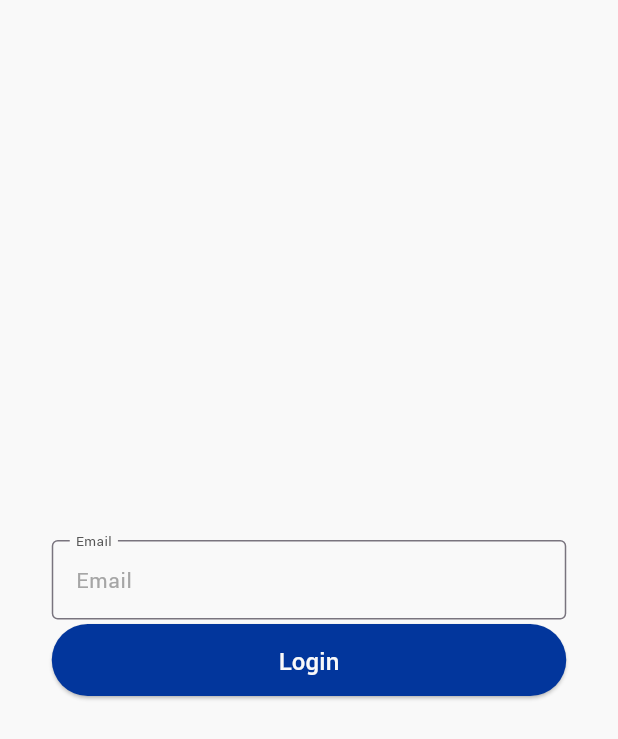
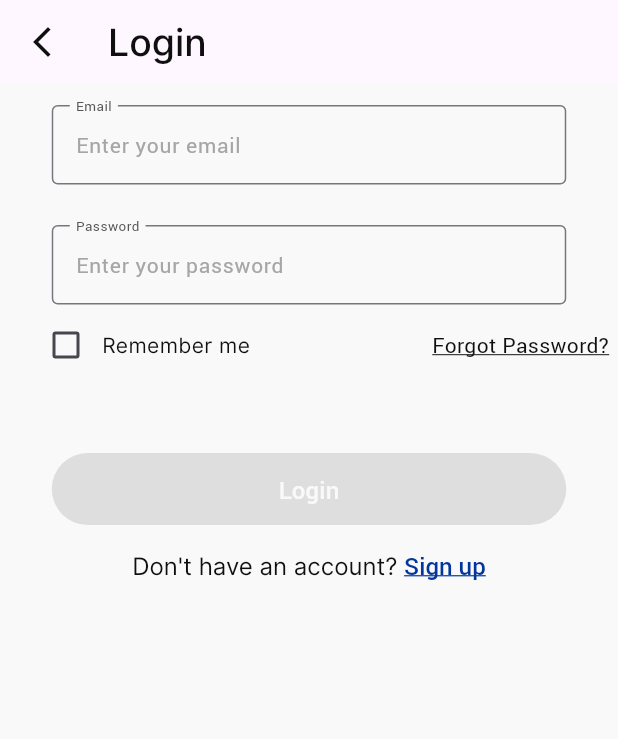
Before and after one commit to KhaledAhmed31/exam_app, a Flutter app: the screen it shows after launch, on a phone screen of 412 x 824 dp. Shown: the top 739 px of the screen. Run offline on Flutter 3.47's test engine with Material 3 defaults, Android fonts, the phone set to English and light mode, and no system bars; our stand-ins replace dio, flutter_bloc, get_it, injectable.

Commit message:
feat: Add AuthViewModel with login validation logic modify in core files(custom text form field,button,colors) add dialog utils

```diff
--- a/lib/core/routes/route_manager.dart
+++ b/lib/core/routes/route_manager.dart
@@ -1,4 +1,5 @@
 import 'package:exam_app/core/routes/route_path.dart';
+import 'package:exam_app/features/auth/login/presentation/views/screens/login_screen.dart';
 import 'package:flutter/material.dart';
 
 class RouteManager {
@@ -7,7 +8,7 @@ class RouteManager {
       case RoutePath.home:
         return MaterialPageRoute(builder: (_) => Container(),settings: settings);
       case RoutePath.login:
-        return MaterialPageRoute(builder: (_) => Container(),settings: settings);
+        return MaterialPageRoute(builder: (_) => LoginScreen(),settings: settings);
       case RoutePath.signup:
         return MaterialPageRoute(builder: (_) => Container(),settings: settings);
       default:
--- /dev/null
+++ b/lib/core/shared/presentation/ui_]strings/ui_strings.dart
@@ -0,0 +1,12 @@
+class UiStrings {
+  static const String examApp = 'Exam App';
+  static const String login = 'Login';
+  static const String emailLabel = 'Email';
+  static const String emailHintText = 'Enter your email';
+  static const String passwordLabel = 'Password';
+  static const String passwordHintText = 'Enter your password';
+  static const String rememberMe = 'Remember me';
+  static const String forgetPassword = 'Forgot Password?';
+  static const String doNotHaveAccount = "Don't have an account? ";
+  static const String signUp = 'Sign up';
+}
--- a/lib/core/shared/presentation/widgets/app_button.dart
+++ b/lib/core/shared/presentation/widgets/app_button.dart
@@ -4,8 +4,14 @@ import 'package:exam_app/core/ui_manager/fonts/font_style_manager.dart';
 import 'package:flutter/material.dart';
 
 class AppButton extends StatelessWidget {
-  const AppButton({super.key, required this.title, this.onPressed});
+  AppButton({
+    super.key,
+    required this.title,
+    this.onPressed,
+    this.isDisabled = false,
+  });
   final String title;
+  bool isDisabled;
   final void Function()? onPressed;
   @override
   Widget build(BuildContext context) {
@@ -14,8 +20,13 @@ class AppButton extends StatelessWidget {
       child: SizedBox(
         width: double.infinity,
         child: ElevatedButton(
-          style: ElevatedButton.styleFrom(backgroundColor: AppColors.blueBase,overlayColor: AppColors.white),
-          onPressed: onPressed,
+          style: ElevatedButton.styleFrom(
+            backgroundColor: isDisabled
+                ? Colors.transparent
+                : AppColors.blueBase,
+            overlayColor: AppColors.white,
+          ),
+          onPressed: isDisabled ? null : onPressed,
           child: Text(
             title,
             style: FontStyleManager.robotoMedium(
--- a/lib/core/shared/presentation/widgets/custom_text_feild.dart
+++ b/lib/core/shared/presentation/widgets/custom_text_feild.dart
@@ -6,17 +6,24 @@ class CustomTextField extends StatefulWidget {
     super.key,
     this.obscureText = false,
     required this.label,
+    required this.hintText,
     this.textFieldController,
     this.focusNode,
     this.keyboardType,
     this.width,
+    this.validator,
+    this.onChanged,
   });
   final bool obscureText;
   final String label;
+  final String hintText;
   final TextEditingController? textFieldController;
   final FocusNode? focusNode;
   final TextInputType? keyboardType;
   final double? width;
+  final String? Function(String?)? validator;
+  final void Function(String?)? onChanged;
+
   @override
   State<CustomTextField> createState() => _CustomTextFieldState();
 }
@@ -29,9 +36,12 @@ class _CustomTextFieldState extends State<CustomTextField> {
     textTheme = Theme.of(context).textTheme;
     return SizedBox(
       width: widget.width,
-      child: TextField(
+      child: TextFormField(
+        validator: widget.validator,
+        onChanged: widget.onChanged,
         style: textTheme.bodyLarge!.copyWith(color: AppColors.blackBase),
         obscureText: widget.obscureText,
+        autovalidateMode: AutovalidateMode.onUserInteraction,
         controller: widget.textFieldController,
         focusNode: widget.focusNode,
         keyboardType: widget.keyboardType,
@@ -44,7 +54,7 @@ class _CustomTextFieldState extends State<CustomTextField> {
           FocusScope.of(context).unfocus();
         },
         decoration: InputDecoration(
-          hint: Text(widget.label, style: textTheme.bodyLarge),
+          hint: Text(widget.hintText, style: textTheme.bodyLarge),
           labelText: widget.label,
           constraints: BoxConstraints(minHeight: 56, maxWidth: 343),
           floatingLabelBehavior: FloatingLabelBehavior.always,
--- a/lib/core/ui_manager/colors/app_colors.dart
+++ b/lib/core/ui_manager/colors/app_colors.dart
@@ -11,6 +11,7 @@ class AppColors {
   static const Color darkBlue = Color(0xFF2C3A59);
   static const Color darkGreen = Color(0xFF1E5128);
   static const Color placholder = Color(0xFFA6A6A6);
+  static const Color black = Color(0xFF0F0F0F);
 
   //Black Shades
   static const Color black10 = Color(0xFFCFCFCF);
--- /dev/null
+++ b/lib/features/auth/login/presentation/view_model/auth_states.dart
@@ -0,0 +1,23 @@
+abstract class AuthStates {}
+
+class LoginStates extends AuthStates {}
+
+class LoginInitialState extends LoginStates {}
+
+class ChangeRememberMeState extends LoginStates {}
+
+class EmailOnChanged extends LoginStates {}
+
+class PasswordOnChanged extends LoginStates {}
+
+class LoginLoadingState extends LoginStates {
+  String loadingMessage;
+  LoginLoadingState(this.loadingMessage);
+}
+
+class LoginSuccessState extends LoginStates {}
+
+class LoginErrorState extends LoginStates {
+  final String errorMessage;
+  LoginErrorState(this.errorMessage);
+}
--- /dev/null
+++ b/lib/features/auth/login/presentation/view_model/auth_view_model.dart
@@ -0,0 +1,37 @@
+import 'package:exam_app/core/config/validation/app_validation.dart';
+import 'package:exam_app/features/auth/login/presentation/view_model/auth_states.dart';
+import 'package:flutter/widgets.dart';
+import 'package:flutter_bloc/flutter_bloc.dart';
+import 'package:injectable/injectable.dart';
+
+@singleton
+class AuthViewModel extends Cubit<AuthStates> {
+  AuthViewModel() : super(LoginInitialState());
+  final formKey = GlobalKey<FormState>();
+  String email = '';
+  String password = '';
+  bool rememberMe = false;
+
+  void changeRememberMe(bool? value) {
+    rememberMe = value ?? false;
+    emit(ChangeRememberMeState());
+  }
+
+  void onEmailChange(String? email) {
+    if (Validators.notEmpty(email)) {
+      this.email = email!.trim();
+    }
+    emit(EmailOnChanged());
+  }
+
+  void onPasswordChange(String? password) {
+    if (password != null) this.password = password;
+    emit(PasswordOnChanged());
+  }
+
+  bool isLoginButtonDisabled() =>
+      !(Validators.emailValidator(email) == null &&
+          Validators.passwordValidator(password) == null);
+
+  void login() {}
+}
--- /dev/null
+++ b/lib/features/auth/login/presentation/views/screens/login_screen.dart
@@ -0,0 +1,177 @@
+import 'package:exam_app/core/config/di/di.dart';
+import 'package:exam_app/core/config/utils/dialog_utils.dart';
+import 'package:exam_app/core/config/validation/app_validation.dart';
+import 'package:exam_app/core/shared/presentation/ui_%5Dstrings/ui_strings.dart';
+import 'package:exam_app/core/shared/presentation/widgets/app_button.dart';
+import 'package:exam_app/core/shared/presentation/widgets/custom_text_feild.dart';
+import 'package:exam_app/core/ui_manager/colors/app_colors.dart';
+import 'package:exam_app/core/ui_manager/fonts/font_sizes_manager.dart';
+import 'package:exam_app/core/ui_manager/fonts/font_style_manager.dart';
+import 'package:exam_app/features/auth/login/presentation/view_model/auth_states.dart';
+import 'package:exam_app/features/auth/login/presentation/view_model/auth_view_model.dart';
+import 'package:flutter/material.dart';
+import 'package:flutter_bloc/flutter_bloc.dart';
+
+class LoginScreen extends StatelessWidget {
+  LoginScreen({super.key});
+  AuthViewModel viewModel = getIt<AuthViewModel>();
+
+  @override
+  Widget build(BuildContext context) {
+    return Scaffold(
+      appBar: AppBar(
+        leading: IconButton(
+          icon: const Icon(
+            Icons.arrow_back_ios_new_outlined,
+            color: AppColors.black,
+          ),
+          onPressed: () {},
+        ),
+        title: Text(
+          UiStrings.login,
+          style: FontStyleManager.interMedium(
+            color: AppColors.black,
+            fontSize: 25,
+          ),
+        ),
+      ),
+      body: SingleChildScrollView(
+        child: BlocProvider<AuthViewModel>(
+          create: (context) => viewModel,
+          child: Form(
+            key: viewModel.formKey,
+            child: Column(
+              children: [
+                SizedBox(height: 14),
+                CustomTextField(
+                  onChanged: viewModel.onEmailChange,
+                  validator: (val) => Validators.emailValidator(val),
+                  label: UiStrings.emailLabel,
+                  hintText: UiStrings.emailHintText,
+                  keyboardType: TextInputType.emailAddress,
+                ),
+                SizedBox(height: 24),
+                CustomTextField(
+                  onChanged: viewModel.onPasswordChange,
+                  validator: (val) => Validators.passwordValidator(val),
+                  label: UiStrings.passwordLabel,
+                  hintText: UiStrings.passwordHintText,
+                  keyboardType: TextInputType.visiblePassword,
+                  obscureText: true,
+                ),
+                Row(
+                  children: [
+                    SizedBox(width: 20),
+                    BlocBuilder<AuthViewModel, AuthStates>(
+                      builder: (BuildContext context, AuthStates state) {
+                        return Checkbox(
+                          checkColor: AppColors.white,
+                          fillColor: viewModel.rememberMe
+                              ? WidgetStateProperty.all(AppColors.gray)
+                              : WidgetStateProperty.all(Colors.transparent),
+                          value: viewModel.rememberMe,
+                          onChanged: (value) {
+                            viewModel.changeRememberMe(value);
+                          },
+                        );
+                      },
+                    ),
+                    Text(
+                      UiStrings.rememberMe,
+                      style: FontStyleManager.interRegular(
+                        color: AppColors.blackBase,
+                        fontSize: FontSizesManager.s14,
+                      ),
+                    ),
+                    Spacer(),
+                    Text.rich(
+                      TextSpan(
+                        text: UiStrings.forgetPassword,
+                        style: TextStyle(
+                          decoration: TextDecoration.underline,
+                          fontSize: FontSizesManager.s14,
+                          color: AppColors.blackBase,
+                        ),
+                      ),
+                    ),
+                    SizedBox(width: 6),
+                  ],
+                ),
+                SizedBox(height: 48),
+                BlocConsumer<AuthViewModel, AuthStates>(
+                  builder: (context, state) {
+                    return AppButton(
+                      isDisabled: viewModel.isLoginButtonDisabled(),
+                      title: UiStrings.login,
+                      onPressed: () {
+                        viewModel.login();
+                      },
+                    );
+                  },
+                  listener: (context, state) {
+                    if (state is LoginLoadingState) {
+                      DialogUtils.showLoading(
+                        context,
+                        state.loadingMessage,
+                        AppColors.white,
+                      );
+                    } else if (state is LoginSuccessState) {
+                      DialogUtils.hideLoading(context);
+                      // DialogUtils.showMessage(
+                      //     context,
+                      //     state.loginResponseEntity.user!.name ??
+                      //         "Login Successfully",
+                      //     titleMessage: 'Success',
+                      //     backgroundColor: MyTheme.mainColor,
+                      //     textColor: MyTheme.whiteColor,
+                      //     posActionName: 'OK',
+                      //     actionColor: MyTheme.whiteColor,
+                      //     posAction: () {
+                      //   Navigator.pushReplacementNamed(
+                      //       context, Routes.home);
+                      // });
+                    } else if (state is LoginErrorState) {
+                      DialogUtils.hideLoading(context);
+                      DialogUtils.showMessage(
+                        context,
+                        state.errorMessage,
+                        titleMessage: 'Error',
+                        backgroundColor: AppColors.blueBase,
+                        textColor: AppColors.white,
+                        negActionName: 'OK',
+                        actionColor: AppColors.white,
+                      );
+                    }
+                  },
+                ),
+                SizedBox(height: 16),
+                Center(
+                  child: RichText(
+                    text: TextSpan(
+                      text: UiStrings.doNotHaveAccount,
+                      style: FontStyleManager.interRegular(
+                        color: AppColors.blackBase,
+                        fontSize: FontSizesManager.s16,
+                      ),
+                      children: [
+                        TextSpan(
+                          text: UiStrings.signUp,
+                          style: const TextStyle(
+                            decoration: TextDecoration.underline,
+                            color: AppColors.blueBase,
+                            fontWeight: FontWeight.w500,
+                            fontSize: FontSizesManager.s16,
+                          ),
+                        ),
+                      ],
+                    ),
+                  ),
+                ),
+              ],
+            ),
+          ),
+        ),
+      ),
+    );
+  }
+}
--- a/lib/main.dart
+++ b/lib/main.dart
@@ -1,9 +1,12 @@
-import 'package:exam_app/core/shared/presentation/widgets/app_button.dart';
-import 'package:exam_app/core/shared/presentation/widgets/custom_text_feild.dart';
+import 'package:exam_app/core/config/di/di.dart';
+import 'package:exam_app/core/routes/route_manager.dart';
+import 'package:exam_app/core/routes/route_path.dart';
+import 'package:exam_app/core/shared/presentation/ui_%5Dstrings/ui_strings.dart';
 import 'package:exam_app/core/ui_manager/theme/app_theme.dart';
 import 'package:flutter/material.dart';
 
 void main() {
+  configureDependencies();
   runApp(const MainApp());
 }
 
@@ -14,21 +17,10 @@ class MainApp extends StatelessWidget {
   Widget build(BuildContext context) {
     return MaterialApp(
       debugShowCheckedModeBanner: false,
-      title: "Exam App",
+      title: UiStrings.examApp,
       theme: AppTheme.light,
-      home: Scaffold(
-        body: Center(
-          child: Column(
-            mainAxisAlignment: MainAxisAlignment.center,
-            crossAxisAlignment: CrossAxisAlignment.center,
-            children: [
-
-              CustomTextField(label: "Email"),
-              AppButton(title: "Login", onPressed: () {}),
-            ],
-          ),
-        ),
-      ),
+      onGenerateRoute: RouteManager.generateRoute,
+      initialRoute: RoutePath.login,
     );
   }
 }
--- a/pubspec.yaml
+++ b/pubspec.yaml
@@ -13,6 +13,8 @@ dependencies:
   flutter_svg: ^2.2.1
   get_it: ^8.2.0
   injectable: ^2.5.2
+  bloc: ^9.1.0
+  flutter_bloc: ^9.1.1
 
 dev_dependencies:
   build_runner: ^2.10.1
```
Also changed, not shown: lib/core/config/utils/dialog_utils.dart (added, +83 -0 lines), lib/core/config/di/di.config.dart, pubspec.lock, 4 other files.
